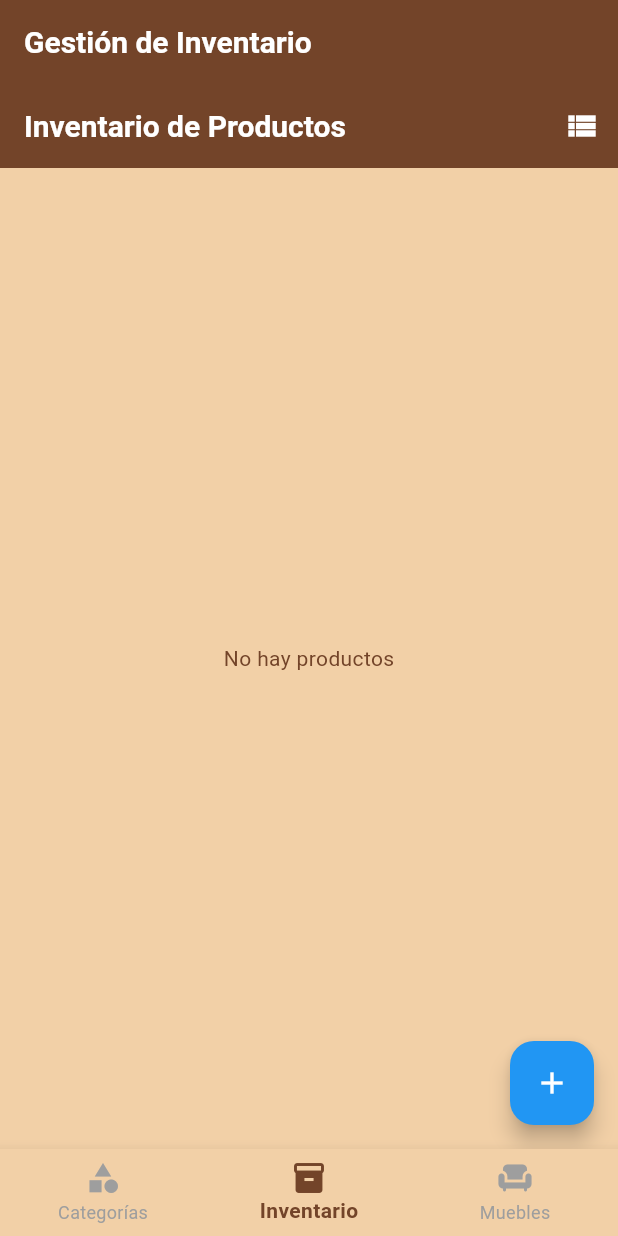
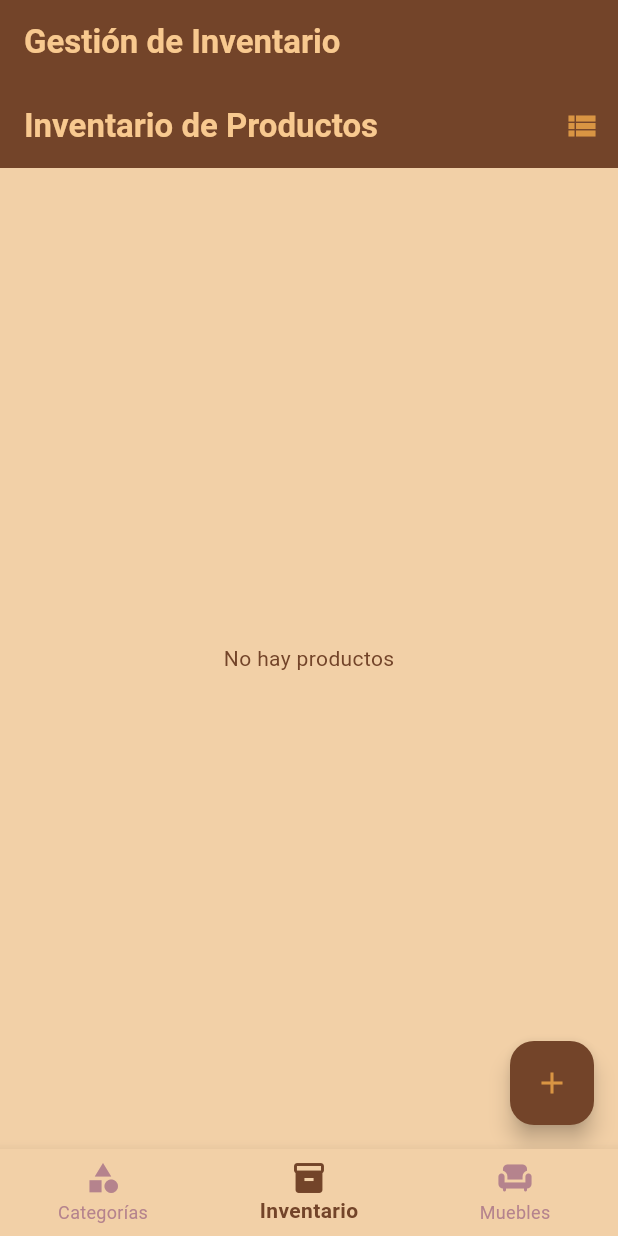
Before and after one commit to MartinCaputti/toolventory_mate, a Flutter app: the screen it shows after launch, item 2 of the bottom bar chosen, on a phone screen of 412 x 824 dp. Run offline on Flutter 3.47's test engine with Material 3 defaults, Android fonts, the phone set to English and light mode, and no system bars; our stand-ins replace cloud_firestore, firebase_core, flutter_svg; accounts and stored records are empty.

Commit message:
Paletta de colores
#D91122
#D99543
#F2D0A7
#BF895A
#734429
 color: Color.fromRGBO(247, 221, 190, 1),

```diff
--- a/lib/components/category_card.dart
+++ b/lib/components/category_card.dart
@@ -23,6 +23,7 @@ class CategoryCard extends StatelessWidget {
         );
       },
       child: Card(
+        color: Color.fromRGBO(247, 221, 190, 1),
         child: Column(
           mainAxisAlignment: MainAxisAlignment.center,
           children: [
--- a/lib/components/product_card.dart
+++ b/lib/components/product_card.dart
@@ -15,6 +15,7 @@ class ProductCard extends StatelessWidget {
   @override
   Widget build(BuildContext context) {
     return Card(
+      color: Color.fromRGBO(247, 221, 190, 1),
       child: Column(
         crossAxisAlignment: CrossAxisAlignment.start,
         children: [
--- a/lib/main.dart
+++ b/lib/main.dart
@@ -21,19 +21,25 @@ class MyApp extends StatelessWidget {
         scaffoldBackgroundColor: const Color(0xFFF2D0A7),
         appBarTheme: const AppBarTheme(
           backgroundColor: Color(0xFF734429),
-          iconTheme: IconThemeData(color: Colors.white),
+          iconTheme: IconThemeData(color: Color.fromRGBO(217, 149, 67, 1)),
           titleTextStyle: TextStyle(
-            color: Colors.white,
-            fontSize: 20,
+            color: Color.fromRGBO(248, 201, 143, 1),
+            fontSize: 22,
             fontWeight: FontWeight.bold,
           ),
         ),
         bottomNavigationBarTheme: const BottomNavigationBarThemeData(
           backgroundColor: Color(0xFFF2D0A7),
           selectedItemColor: Color(0xFF734429),
-          unselectedItemColor: Colors.grey,
+          unselectedItemColor: Color(
+              0xFFB5838D), // Cambiar el color de los ítems no seleccionados
           selectedLabelStyle: TextStyle(fontWeight: FontWeight.bold),
           unselectedLabelStyle: TextStyle(fontWeight: FontWeight.normal),
+        ),
+        floatingActionButtonTheme: const FloatingActionButtonThemeData(
+          backgroundColor: Color(0xFF734429), // Color del botón flotante
+          foregroundColor: Color.fromRGBO(
+              217, 149, 67, 1), // Color del icono del botón flotante
         ),
         elevatedButtonTheme: ElevatedButtonThemeData(
           style: ElevatedButton.styleFrom(
```
Also changed, not shown: lib/views/furniture_detail_page.dart (+5 -2 lines).
